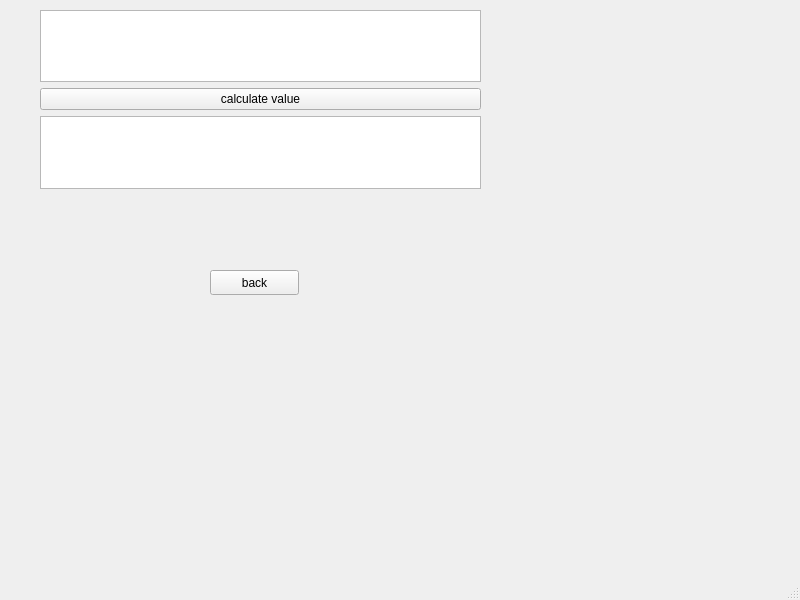
Above: src/geek-calculator/mainwindow.ui from Jelena-Zivovic/RS014-geek-calculator before the change. Below: the same form after it.
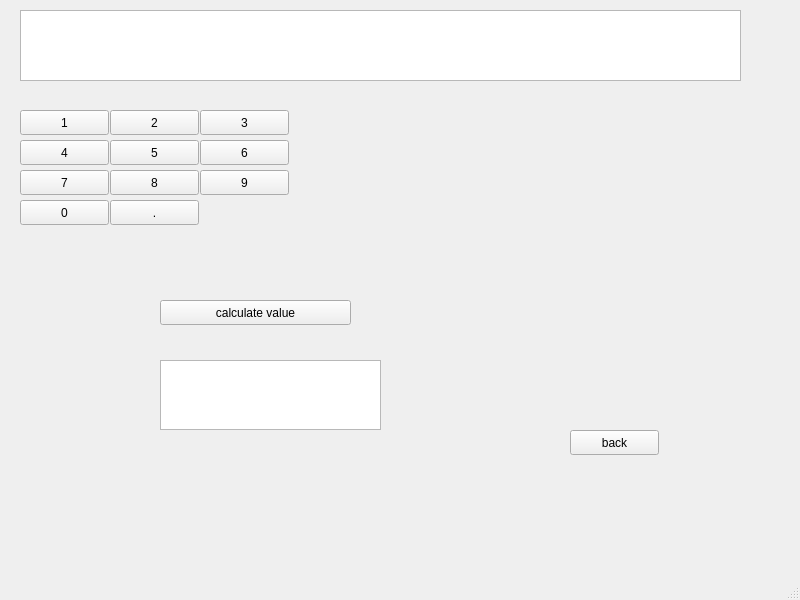
That is the form after the change. The open tabs and pages were chosen to show the change.

Commit message: added buttons on common calculator page

What changed in the file:
```diff
--- a/src/geek-calculator/mainwindow.ui
+++ b/src/geek-calculator/mainwindow.ui
@@ -437,8 +437,8 @@
      <widget class="QPushButton" name="goBackToMainPageButton">
       <property name="geometry">
        <rect>
-        <x>190</x>
-        <y>260</y>
+        <x>550</x>
+        <y>420</y>
         <width>89</width>
         <height>25</height>
        </rect>
@@ -447,30 +447,184 @@
        <string>back</string>
       </property>
      </widget>
-     <widget class="QWidget" name="layoutWidget">
+     <widget class="QTextEdit" name="outputTextEdit">
       <property name="geometry">
        <rect>
-        <x>20</x>
+        <x>140</x>
+        <y>350</y>
+        <width>221</width>
+        <height>70</height>
+       </rect>
+      </property>
+     </widget>
+     <widget class="QPushButton" name="calculateValueButton">
+      <property name="geometry">
+       <rect>
+        <x>140</x>
+        <y>290</y>
+        <width>191</width>
+        <height>25</height>
+       </rect>
+      </property>
+      <property name="text">
+       <string>calculate value</string>
+      </property>
+     </widget>
+     <widget class="QTextEdit" name="enterFunctionToCalculateValueTextEdit">
+      <property name="geometry">
+       <rect>
+        <x>0</x>
         <y>0</y>
-        <width>441</width>
-        <height>179</height>
+        <width>721</width>
+        <height>71</height>
        </rect>
       </property>
-      <layout class="QVBoxLayout" name="verticalLayout">
-       <item>
-        <widget class="QTextEdit" name="enterFunctionToCalculateValueTextEdit"/>
-       </item>
-       <item>
-        <widget class="QPushButton" name="calculateValueButton">
-         <property name="text">
-          <string>calculate value</string>
-         </property>
-        </widget>
-       </item>
-       <item>
-        <widget class="QTextEdit" name="outputTextEdit"/>
-       </item>
-      </layout>
+      <property name="whatsThis">
+       <string/>
+      </property>
+     </widget>
+     <widget class="QPushButton" name="number1Button">
+      <property name="geometry">
+       <rect>
+        <x>0</x>
+        <y>100</y>
+        <width>89</width>
+        <height>25</height>
+       </rect>
+      </property>
+      <property name="text">
+       <string>1</string>
+      </property>
+     </widget>
+     <widget class="QPushButton" name="pushButton_2">
+      <property name="geometry">
+       <rect>
+        <x>90</x>
+        <y>100</y>
+        <width>89</width>
+        <height>25</height>
+       </rect>
+      </property>
+      <property name="text">
+       <string>2</string>
+      </property>
+     </widget>
+     <widget class="QPushButton" name="number3Button">
+      <property name="geometry">
+       <rect>
+        <x>180</x>
+        <y>100</y>
+        <width>89</width>
+        <height>25</height>
+       </rect>
+      </property>
+      <property name="text">
+       <string>3</string>
+      </property>
+     </widget>
+     <widget class="QPushButton" name="number4Button">
+      <property name="geometry">
+       <rect>
+        <x>0</x>
+        <y>130</y>
+        <width>89</width>
+        <height>25</height>
+       </rect>
+      </property>
+      <property name="text">
+       <string>4</string>
+      </property>
+     </widget>
+     <widget class="QPushButton" name="number5Button">
+      <property name="geometry">
+       <rect>
+        <x>90</x>
+        <y>130</y>
+        <width>89</width>
+        <height>25</height>
+       </rect>
+      </property>
+      <property name="text">
+       <string>5</string>
+      </property>
+     </widget>
+     <widget class="QPushButton" name="number6Button">
+      <property name="geometry">
+       <rect>
+        <x>180</x>
+        <y>130</y>
+        <width>89</width>
+        <height>25</height>
+       </rect>
+      </property>
+      <property name="text">
+       <string>6</string>
+      </property>
+     </widget>
+     <widget class="QPushButton" name="number7Button">
+      <property name="geometry">
+       <rect>
+        <x>0</x>
+        <y>160</y>
+        <width>89</width>
+        <height>25</height>
+       </rect>
+      </property>
+      <property name="text">
+       <string>7</string>
+      </property>
+     </widget>
+     <widget class="QPushButton" name="number8Button">
+      <property name="geometry">
+       <rect>
+        <x>90</x>
+        <y>160</y>
+        <width>89</width>
+        <height>25</height>
+       </rect>
+      </property>
+      <property name="text">
+       <string>8</string>
+      </property>
+     </widget>
+     <widget class="QPushButton" name="number9Button">
+      <property name="geometry">
+       <rect>
+        <x>180</x>
+        <y>160</y>
+        <width>89</width>
+        <height>25</height>
+       </rect>
+      </property>
+      <property name="text">
+       <string>9</string>
+      </property>
+     </widget>
+     <widget class="QPushButton" name="number0Button">
+      <property name="geometry">
+       <rect>
+        <x>0</x>
+        <y>190</y>
+        <width>89</width>
+        <height>25</height>
+       </rect>
+      </property>
+      <property name="text">
+       <string>0</string>
+      </property>
+     </widget>
+     <widget class="QPushButton" name="dotButton">
+      <property name="geometry">
+       <rect>
+        <x>90</x>
+        <y>190</y>
+        <width>89</width>
+        <height>25</height>
+       </rect>
+      </property>
+      <property name="text">
+       <string>.</string>
+      </property>
      </widget>
     </widget>
     <widget class="QWidget" name="functionsPage">
```
Left out of the diff: 9 changed lines with no effect on the pictures. The commit also changes 6 other files.
